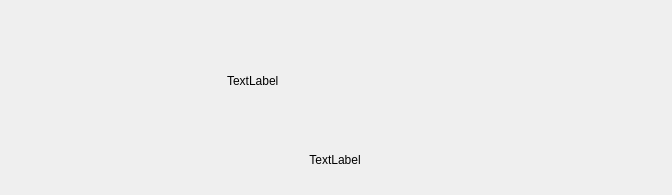
Before: the Qt Designer form control/BlankDefaultWidget.ui in HcashOrg/hx-indicator, drawn with Qt 5.
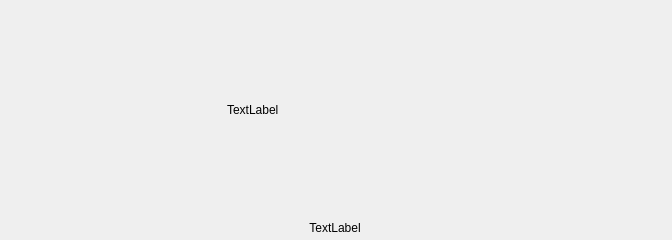
After: the same form once the commit is applied.

```diff
--- a/control/BlankDefaultWidget.ui
+++ b/control/BlankDefaultWidget.ui
@@ -7,7 +7,7 @@
     <x>0</x>
     <y>0</y>
     <width>672</width>
-    <height>195</height>
+    <height>240</height>
    </rect>
   </property>
   <property name="windowTitle">
@@ -48,7 +48,7 @@
    <item>
     <layout class="QVBoxLayout" name="verticalLayout">
      <property name="spacing">
-      <number>20</number>
+      <number>6</number>
      </property>
      <item>
       <layout class="QHBoxLayout" name="horizontalLayout" stretch="1,1,1">
@@ -72,8 +72,8 @@
         <widget class="QLabel" name="label_pic">
          <property name="minimumSize">
           <size>
-           <width>109</width>
-           <height>105</height>
+           <width>218</width>
+           <height>210</height>
           </size>
          </property>
          <property name="maximumSize">
```
